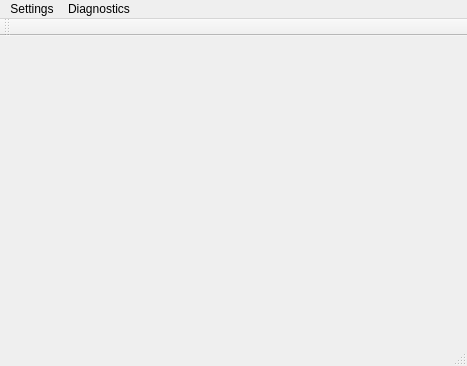
Old version of the form mainwindow.ui in the repository stepankuzmin/mole.
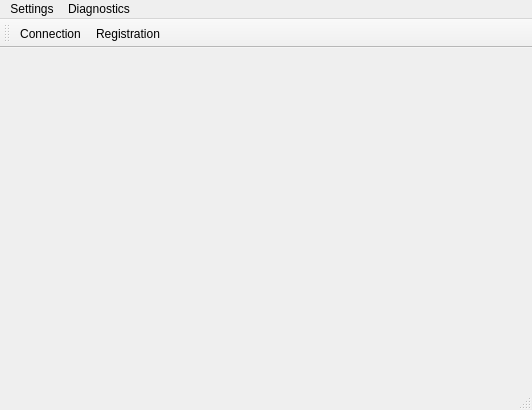
New version of the form.

What changed in the file:
```diff
--- a/mainwindow.ui
+++ b/mainwindow.ui
@@ -6,8 +6,8 @@
    <rect>
     <x>0</x>
     <y>0</y>
-    <width>467</width>
-    <height>366</height>
+    <width>532</width>
+    <height>410</height>
    </rect>
   </property>
   <property name="windowTitle">
@@ -24,7 +24,7 @@
     <rect>
      <x>0</x>
      <y>0</y>
-     <width>467</width>
+     <width>532</width>
      <height>18</height>
     </rect>
    </property>
@@ -92,6 +92,8 @@
    <attribute name="toolBarBreak">
     <bool>false</bool>
    </attribute>
+   <addaction name="actionConnection"/>
+   <addaction name="actionRegistration"/>
   </widget>
   <widget class="QStatusBar" name="statusBar"/>
   <action name="actionConnection">
```
Left out of the diff: 6 changed lines with no effect on the pictures.
